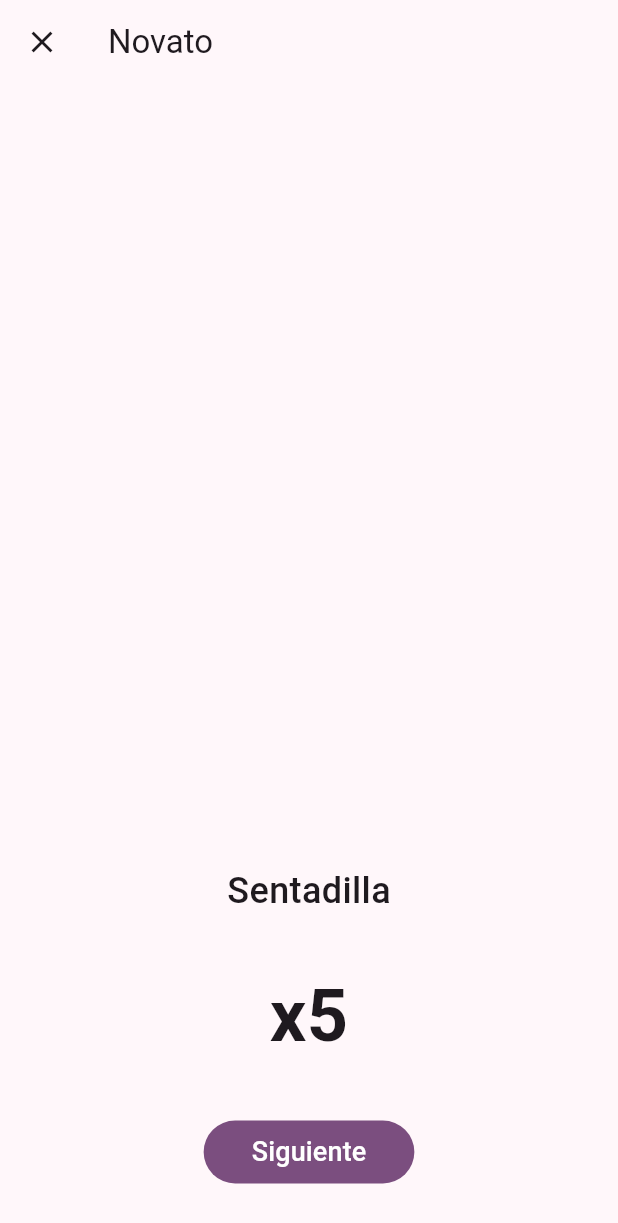
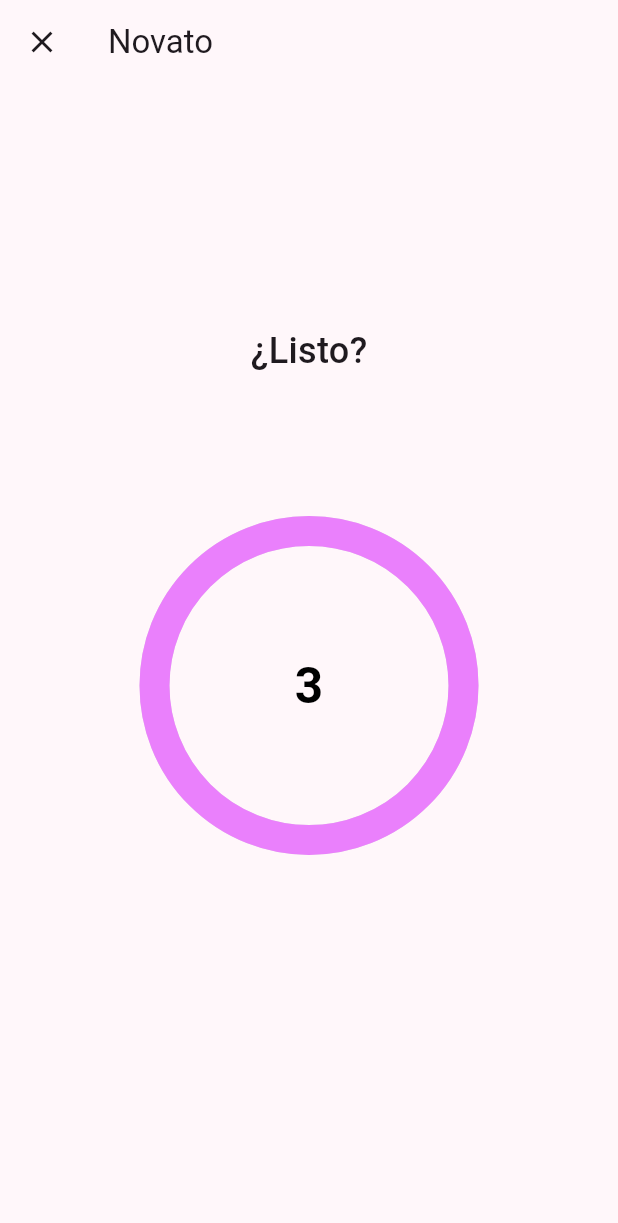
Before and after one commit to sazardev/nutriplato, a Flutter app: the ExerciseState screen opened directly with sample values from the repository, on a phone screen of 412 x 824 dp. Shown: the top 1223 px of the screen. Run offline on Flutter 3.47's test engine with Material 2 defaults, Android fonts, the phone set to English and light mode, and no system bars; our stand-ins replace font_awesome_flutter, salomon_bottom_bar, shared_preferences; accounts and stored records are empty.

Commit message:
New timer implemented for exercise page.

```diff
--- a/lib/screens/exercise.dart
+++ b/lib/screens/exercise.dart
@@ -1,3 +1,4 @@
+import 'package:circular_countdown_timer/circular_countdown_timer.dart';
 import 'package:flutter/material.dart';
 import 'package:nutriplato/models/fitness.dart';
 
@@ -15,6 +16,9 @@ class ExerciseState extends StatefulWidget {
 class _ExerciseState extends State<ExerciseState> {
   int indexExercise = 0;
 
+  bool _timerCompleted = false;
+  bool _restTimerCompleted = true;
+
   @override
   Widget build(BuildContext context) {
     return Scaffold(
@@ -25,19 +29,22 @@ class _ExerciseState extends State<ExerciseState> {
               icon: const Icon(Icons.close),
               onPressed: () {
                 Navigator.pop(context);
-          },
-        ),
-      ),
-      body: Column(children: [
+              })),
+      body: Column(
+          mainAxisAlignment: MainAxisAlignment.center,
+          crossAxisAlignment: CrossAxisAlignment.center,
+          children: [
+            if (!_restTimerCompleted) restTimer(5, 'Descansa'),
+            if (_restTimerCompleted && !_timerCompleted)
+              restTimer(3, '¿Listo?'),
+            if (_timerCompleted) ...[
               const Spacer(),
               Center(
-          child: Text(
-            widget.fitness.exercises[indexExercise].name,
+                child: Text(widget.fitness.exercises[indexExercise].name,
                     style: const TextStyle(
                       fontSize: 24,
                       fontWeight: FontWeight.w500,
-            ),
-          ),
+                    )),
               ),
               Center(
                 child: Padding(
@@ -45,10 +52,7 @@ class _ExerciseState extends State<ExerciseState> {
                   child: Text(
                       'x${widget.fitness.exercises[indexExercise].quantity}',
                       style: const TextStyle(
-                fontSize: 48,
-                fontWeight: FontWeight.bold,
-              ),
-            ),
+                          fontSize: 48, fontWeight: FontWeight.bold)),
                 ),
               ),
               Padding(
@@ -57,15 +61,14 @@ class _ExerciseState extends State<ExerciseState> {
                     ? FilledButton(
                         onPressed: () {
                           setState(() {
+                            _restTimerCompleted = false;
                             indexExercise += 1;
                           });
                         },
                         child: const Padding(
                           padding: EdgeInsets.all(8.0),
-                    child: Text(
-                      'Siguiente',
-                      style: TextStyle(fontSize: 18),
-                    ),
+                          child:
+                              Text('Siguiente', style: TextStyle(fontSize: 18)),
                         ),
                       )
                     : FilledButton(
@@ -74,14 +77,55 @@ class _ExerciseState extends State<ExerciseState> {
                         },
                         child: const Padding(
                           padding: EdgeInsets.all(8.0),
-                    child: Text(
-                      'Terminar',
-                      style: TextStyle(fontSize: 18),
+                          child:
+                              Text('Terminar', style: TextStyle(fontSize: 18)),
                         ),
                       ),
               ),
-        )
+            ],
           ]),
     );
   }
+
+  Widget restTimer(int time, String text) {
+    return Column(
+      mainAxisAlignment: MainAxisAlignment.center,
+      children: [
+        Text(text,
+            style: const TextStyle(fontSize: 24, fontWeight: FontWeight.w500)),
+        Center(
+          child: CircularCountDownTimer(
+            duration: time,
+            initialDuration: 0,
+            controller: CountDownController(),
+            width: MediaQuery.of(context).size.width / 2,
+            height: MediaQuery.of(context).size.height / 2,
+            ringColor: Colors.grey[300]!,
+            ringGradient: null,
+            fillColor: Colors.purpleAccent[100]!,
+            fillGradient: null,
+            backgroundGradient: null,
+            strokeWidth: 20.0,
+            strokeCap: StrokeCap.round,
+            textStyle: const TextStyle(
+                fontSize: 33.0,
+                color: Colors.black,
+                fontWeight: FontWeight.bold),
+            textFormat: CountdownTextFormat.S,
+            isReverse: true,
+            isReverseAnimation: true,
+            isTimerTextShown: true,
+            autoStart: true,
+            onStart: () {},
+            onComplete: () {
+              setState(() {
+                _timerCompleted = true;
+                _restTimerCompleted = true;
+              });
+            },
+          ),
+        ),
+      ],
+    );
   }
+}
--- a/pubspec.yaml
+++ b/pubspec.yaml
@@ -7,6 +7,7 @@ environment:
   sdk: '>=2.19.5 <3.0.0'
 
 dependencies:
+  circular_countdown_timer: ^0.2.3
   flutter:
     sdk: flutter
   font_awesome_flutter: ^10.4.0
```
Also changed, not shown: pubspec.lock. Lines whose indentation alone changed are shown as unchanged.
